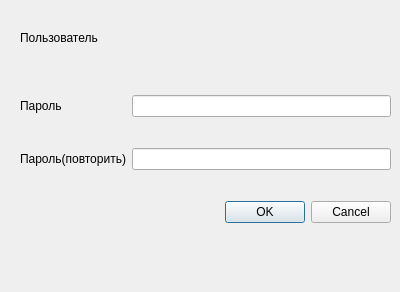
Before: the Qt Designer form ARMInspectorGUI/pwdFrm.ui in sid1980/ARMInspector, drawn with Qt 5.
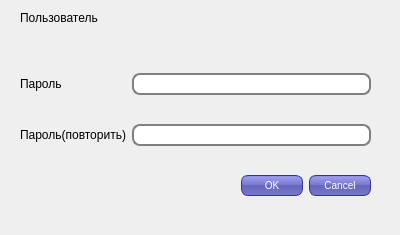
After: the same form once the commit is applied.

```diff
--- a/ARMInspectorGUI/pwdFrm.ui
+++ b/ARMInspectorGUI/pwdFrm.ui
@@ -10,19 +10,44 @@
     <x>0</x>
     <y>0</y>
     <width>400</width>
-    <height>292</height>
+    <height>235</height>
    </rect>
   </property>
   <property name="windowTitle">
    <string>Новый пароль</string>
   </property>
+  <property name="styleSheet">
+   <string notr="true">QPushButton {
+color: white;
+background-color: QLinearGradient( x1: 0, y1: 0, x2: 0, y2: 1, stop: 0 #88d, stop: 0.1 #99e, stop: 0.49 #77c, stop: 0.5 #66b, stop: 1 #77c);
+border-width: 1px;
+border-color: #339;
+border-style: solid;
+border-radius: 7;
+padding: 3px;
+font-size: 10px;
+padding-left: 5px;
+padding-right: 5px;
+min-width: 50px;
+max-width: 50px;
+min-height: 13px;
+max-height: 13px;
+}
+QLineEdit {
+padding: 1px;
+border-style: solid;
+border: 2px solid gray;
+border-radius: 8px;
+}
+</string>
+  </property>
   <widget class="QWidget" name="layoutWidget">
    <property name="geometry">
     <rect>
      <x>20</x>
-     <y>70</y>
-     <width>371</width>
-     <height>181</height>
+     <y>50</y>
+     <width>351</width>
+     <height>171</height>
     </rect>
    </property>
    <layout class="QGridLayout" name="gridLayout">
@@ -76,8 +101,8 @@
    <property name="geometry">
     <rect>
      <x>20</x>
-     <y>30</y>
-     <width>371</width>
+     <y>10</y>
+     <width>351</width>
      <height>40</height>
     </rect>
    </property>
```
